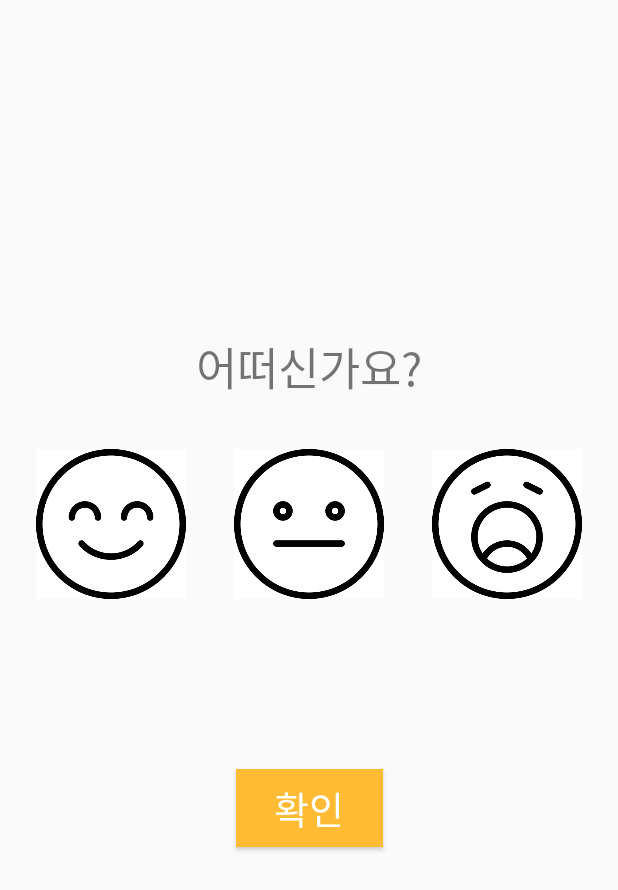
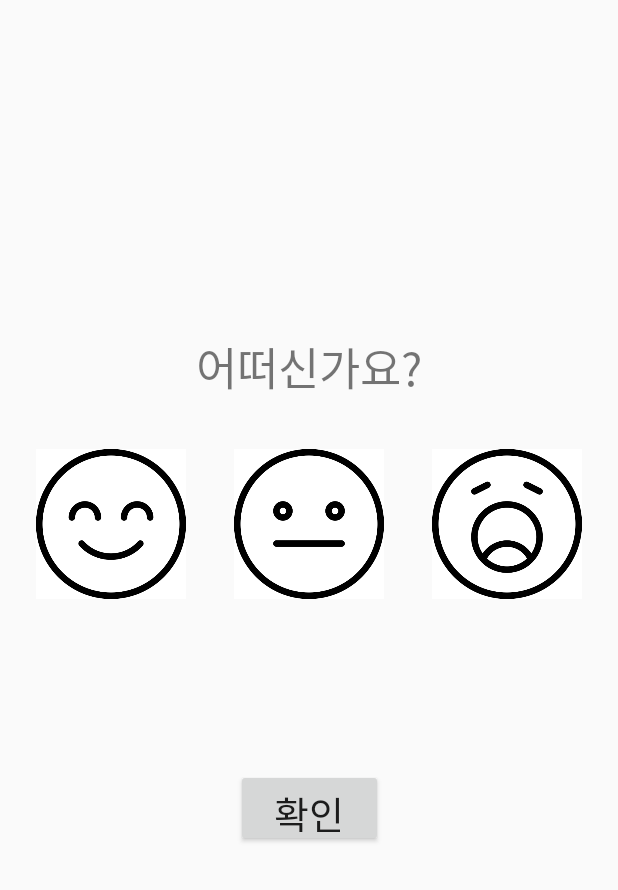
Before and after one commit to HaeKang/wang_do_no, an Android app: the FeelBusActivity screen opened directly, with no data from a screen before it, after a tap on "확인", on a phone screen of 412 x 824 dp. Shown: the top 890 px of the screen. Run offline under Robolectric (Android 15) with nearby library versions, the phone set to English and light mode, and no system bars.

```diff
--- a/app/src/main/java/com/example/wang_do_no/bus/FeelBusActivity.kt
+++ b/app/src/main/java/com/example/wang_do_no/bus/FeelBusActivity.kt
@@ -5,6 +5,7 @@ import android.os.Build
 import android.support.v7.app.AppCompatActivity
 import android.os.Bundle
 import android.support.annotation.RequiresApi
+import android.widget.Toast
 import com.example.wang_do_no.R
 import kotlinx.android.synthetic.main.activity_feel_bus.*
 
@@ -47,6 +48,8 @@ class FeelBusActivity : AppCompatActivity() {
                 val intent = Intent(this, BusActivity::class.java)
                 intent.putExtra("feeling", feel)
                 startActivity(intent)
+            }else{
+                Toast.makeText(this,"상태를 선택해주세요!", Toast.LENGTH_LONG).show()
             }
         }
 
--- a/app/src/main/res/layout/activity_feel_bus.xml
+++ b/app/src/main/res/layout/activity_feel_bus.xml
@@ -14,8 +14,7 @@
             android:layout_width="98dp"
             android:layout_height="52dp"
             android:id="@+id/submit"
-            android:background="@android:color/holo_orange_light"
-            android:textColor="@color/cardview_light_background"
+
             android:layout_marginTop="76dp" app:layout_constraintTop_toTopOf="@+id/guideline2"
             android:layout_marginStart="8dp" app:layout_constraintStart_toStartOf="parent"
             android:layout_marginLeft="8dp" android:layout_marginEnd="8dp" app:layout_constraintEnd_toEndOf="parent"
```
Also changed, not shown: app/src/main/java/com/example/wang_do_no/bus/BusActivity.kt (+2 -17 lines).
